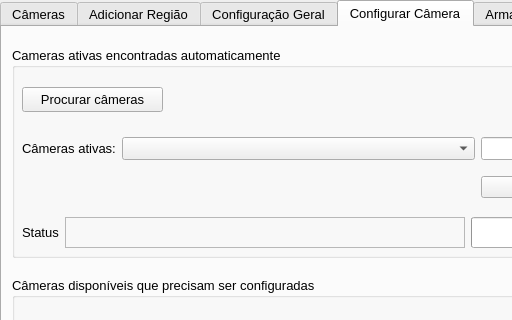
Qt form mainForm.ui (noldorj/Personal-Home-Guard) before a commit; both pictures show x 0 to 512 and y 0 to 320 of the 937 by 675 pixel window.
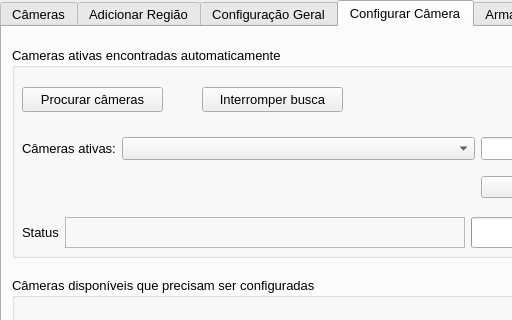
The same form after that commit. The open tabs and pages were chosen to show the change.

Commit message: ajustes botao interromper procurarCam

What changed in the file:
```diff
--- a/mainForm.ui
+++ b/mainForm.ui
@@ -1539,6 +1539,19 @@
           </item>
          </layout>
         </widget>
+        <widget class="QPushButton" name="btnProcurarCamStop">
+         <property name="geometry">
+          <rect>
+           <x>190</x>
+           <y>40</y>
+           <width>141</width>
+           <height>25</height>
+          </rect>
+         </property>
+         <property name="text">
+          <string>Interromper busca</string>
+         </property>
+        </widget>
        </widget>
        <widget class="QGroupBox" name="groupBox_8">
         <property name="geometry">
```
Left out of the diff: 2 changed lines with no effect on the pictures. The commit also changes 3 other files.
